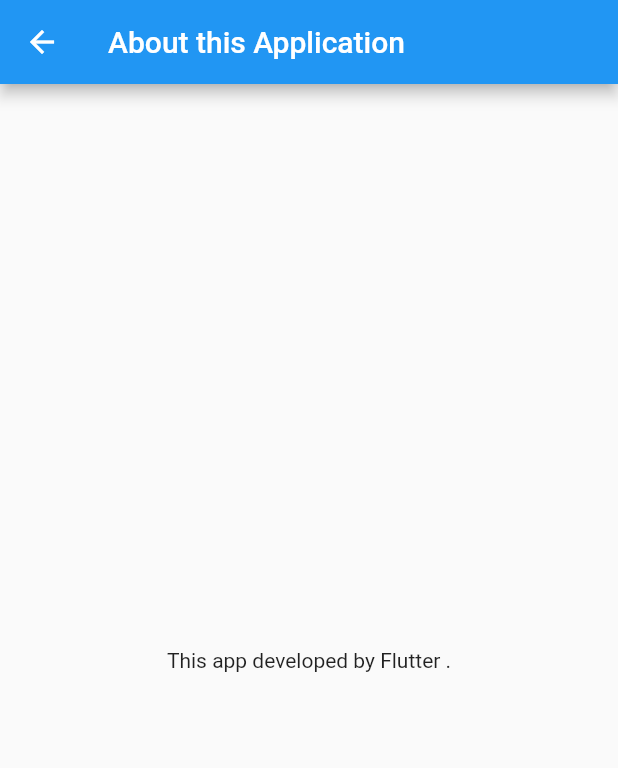
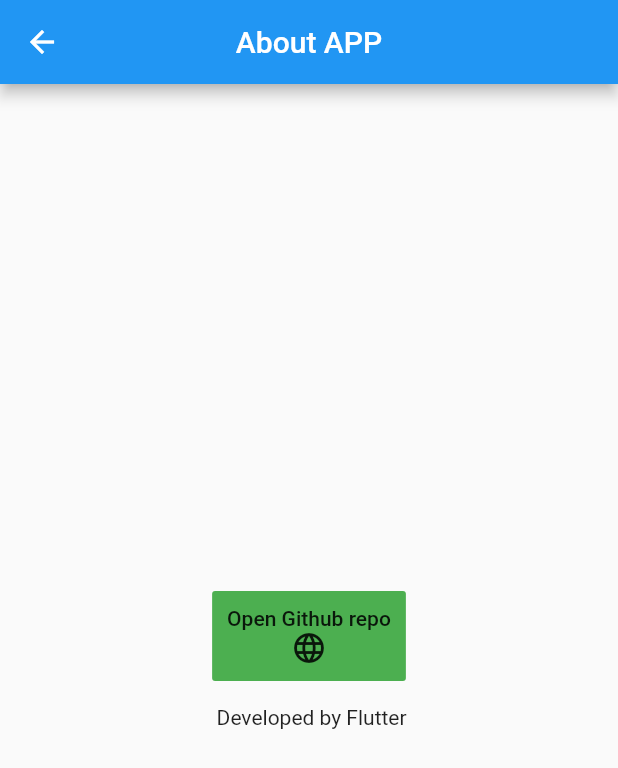
Before and after one commit to HJaliliani/flutter_web_view, a Flutter app: the AboutPage screen opened directly, on a phone screen of 412 x 824 dp. Shown: the top 768 px of the screen. Run offline on Flutter 3.47's test engine with Material 2 defaults, Android fonts, the phone set to English and light mode, and no system bars; our stand-ins replace webview_flutter; network calls fail.

Commit message:
-add url launcher -add button to open Github repo link

```diff
--- a/lib/about.dart
+++ b/lib/about.dart
@@ -1,4 +1,5 @@
 import 'package:flutter/material.dart';
+import 'package:url_launcher/url_launcher.dart';
 
 class AboutPage extends StatefulWidget {
   @override
@@ -10,11 +11,41 @@
   Widget build(BuildContext context) {
     return Scaffold(
       appBar: AppBar(
-        title:  Text('About this Application'),
+        title: Text('About APP')  ,
+        centerTitle: true,
       ),
-      body: Center ( child:   Text("This app developed by Flutter .") ),
+      // Text("This app developed by Flutter ."
+      body: Center(
+        child: Column(
+          mainAxisAlignment: MainAxisAlignment.center,
+          children: <Widget>[
+            FlatButton(
+              onPressed: () => _launchURL(),
+              color: Colors.green,
+              padding: EdgeInsets.all(10.0),
+              child: Column( // Replace with a Row for horizontal icon + text
+                children: <Widget>[
+                  Text("Open Github repo"),
+                  Icon(Icons.language)
+                ],
+              ),
+            ),
+            Text("\n Developed by Flutter"),
+    ],
 
-     );
+        ),
+
+      ),      );
+  }
+
+  _launchURL() async {
+    const url = 'https://github.com/HJaliliani/flutter_web_view';
+    if (await canLaunch(url)) {
+      await launch(url);
+    } else {
+      throw 'Could not launch $url';
+    }
+  }
+
 
   }
-}
--- a/lib/home_widget.dart
+++ b/lib/home_widget.dart
@@ -36,7 +36,7 @@
               ),
             ),
               ListTile(
-              title:   Text('About the App'),
+              title:   Text('About...'),
               trailing: Icon(Icons.accessibility),
               onTap: () {
                 Navigator.of(context).pop();
--- a/pubspec.yaml
+++ b/pubspec.yaml
@@ -24,6 +24,7 @@
   # Use with the CupertinoIcons class for iOS style icons.
   cupertino_icons: ^0.1.2
   webview_flutter: ^0.3.5 # from the flutter team
+  url_launcher: ^5.0.2
 
 dev_dependencies:
   flutter_test:
```
Also changed, not shown: pubspec.lock, 2 other files.
